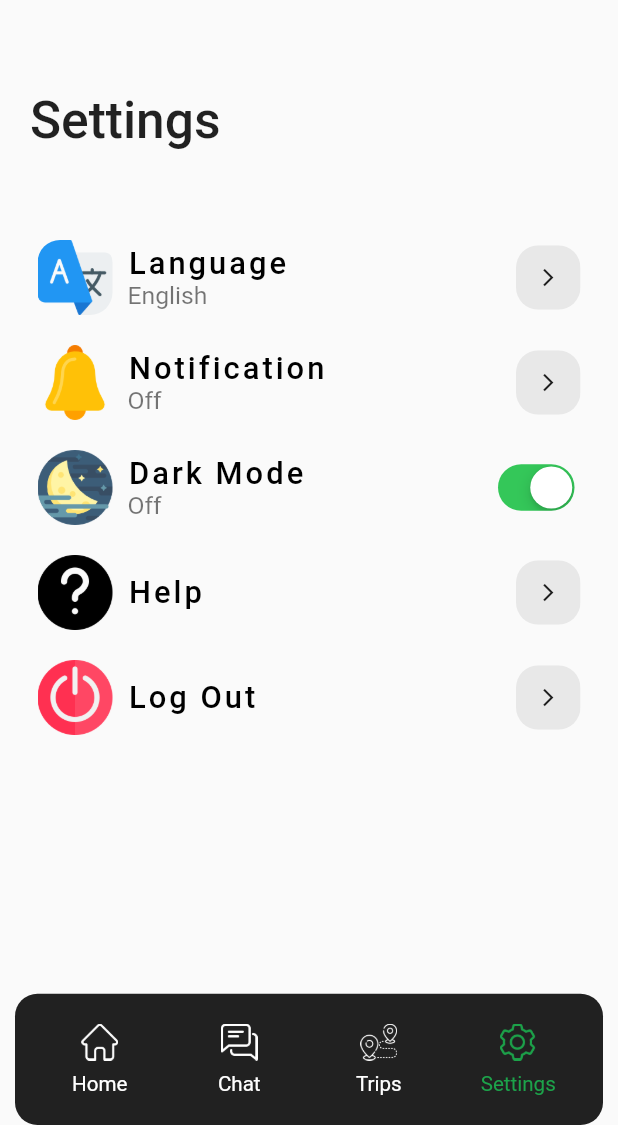
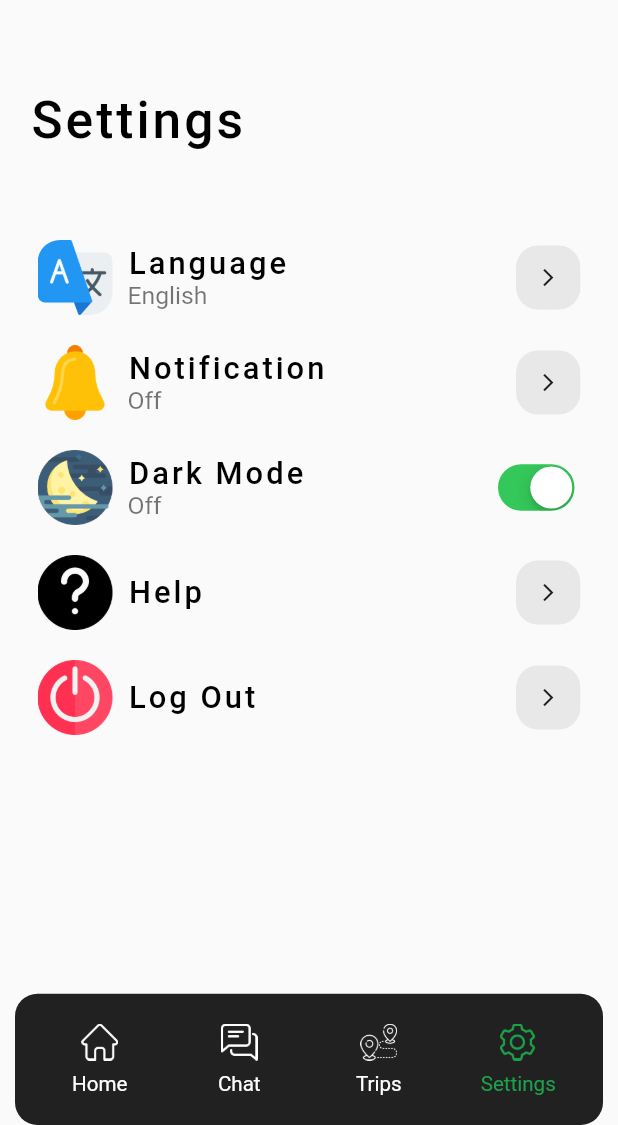
Before and after one commit to abdelrahmantarek/GoogleMap, a Flutter app: the MainAppPage screen opened by its route, item 4 of the bottom bar chosen, scrolled down 202 dp, on a phone screen of 412 x 824 dp, the part 111-1236 px from its top. Run offline on Flutter 3.47's test engine with Material 2 defaults, Android fonts, the phone set to English and light mode, and no system bars; drawn by our look-alikes of overlay_support; our stand-ins replace get, get_storage, lottie, sizer, sliding_up_panel; accounts and stored records are empty; Roboto replaces fonts that are missing (Cairo, Prompt); project files that could hold a hidden picture were left out.

```diff
--- a/example/lib/Style/StyleController.dart
+++ b/example/lib/Style/StyleController.dart
@@ -111,7 +111,7 @@ class StyleController with ChangeNotifier{
         appBarTheme: AppBarTheme(
             elevation: 0,
             textTheme: TextTheme(
-                title: TextStyle(
+              bodyText1: TextStyle(
                     fontWeight: FontWeight.bold,
                     color:  Color(0xFF1CA34A),
                   fontSize: 14.sp
--- a/example/lib/app/Tabs/chat/chat_view.dart
+++ b/example/lib/app/Tabs/chat/chat_view.dart
@@ -28,7 +28,7 @@ class _ChatPageState extends State<ChatPage> {
 
           Container(
             margin: EdgeInsets.only(left: 20),
-            child: Text("Messages",style: Get.textTheme.title!.copyWith(fontSize: 40.sp),),
+            child: Text("Messages",style: Get.textTheme.bodyText1!.copyWith(fontSize: 40.sp),),
           ),
 
           SizedBox(height: 50,),
--- a/example/lib/app/Tabs/settings/settings_view.dart
+++ b/example/lib/app/Tabs/settings/settings_view.dart
@@ -31,14 +31,14 @@ class _SettingsPageState extends State<SettingsPage> {
 
           Container(
             margin: EdgeInsets.only(left: 20),
-            child: Text("Settings",style: Get.textTheme.title!.copyWith(fontSize: 40.sp),),
+            child: Text("Settings",style: Get.textTheme.bodyText1!.copyWith(fontSize: 40.sp),),
           ),
 
           SizedBox(height: 50,),
 
           Container(
             margin: EdgeInsets.only(left: 20),
-            child: Text("Account",style: Get.textTheme.title!.copyWith(fontSize: 20.sp),),
+            child: Text("Account",style: Get.textTheme.bodyText1!.copyWith(fontSize: 20.sp),),
           ),
 
           SizedBox(height: 50,),
@@ -56,7 +56,7 @@ class _SettingsPageState extends State<SettingsPage> {
 
           Container(
             margin: EdgeInsets.only(left: 20),
-            child: Text("Settings",style: Get.textTheme.title!.copyWith(fontSize: 25.sp),),
+            child: Text("Settings",style: Get.textTheme.bodyText1!.copyWith(fontSize: 25.sp),),
           ),
 
           SizedBox(height: 50,),
```
Also changed, not shown: example/pubspec.lock, 6 other files.
